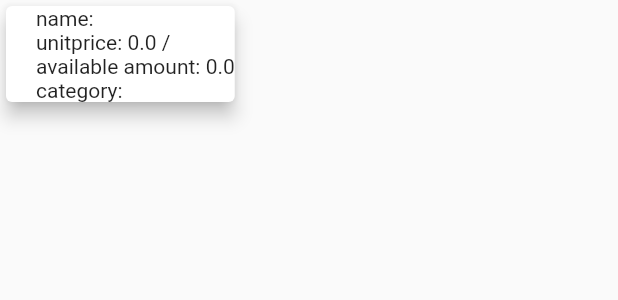
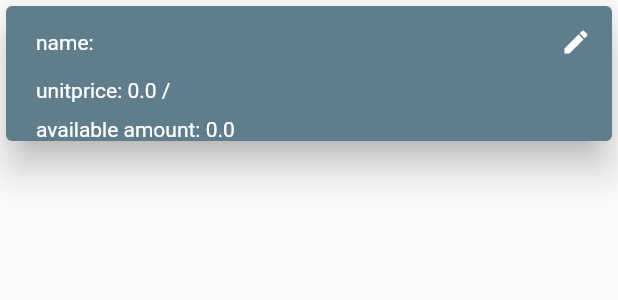
Before and after one commit to sarwar-hsn/CRM, a Flutter app: the SingleProduct widget shown alone on an empty page, opened directly with empty values, on a phone screen of 412 x 824 dp. Shown: the top 300 px of the screen. Run offline on Flutter 3.47's test engine with Material 2 defaults, Android fonts, the phone set to English and light mode, and no system bars.

```diff
--- a/lib/Screens/Cusomer/addcustomer.dart
+++ b/lib/Screens/Cusomer/addcustomer.dart
@@ -7,6 +7,8 @@ import 'package:manage/Model/PurchasedDate.dart';
 import 'package:manage/provider/Customers.dart';
 import 'package:manage/provider/products.dart';
 import 'package:provider/provider.dart';
+import 'package:uuid/uuid.dart';
+import 'package:uuid/uuid_util.dart';
 
 import '../../Model/CustomerProduct.dart';
 
@@ -58,6 +60,12 @@ class _AddCustomerScreenState extends State<AddCustomerScreen> {
         ElevatedButton(
             onPressed: () {
               obj.addCustomer(customer);
+              _customerForm.currentState.reset();
+              setState(() {
+                scheduledDate = null;
+                customerProductDate = DateTime.now();
+                pickedItems.clear();
+              });
               Navigator.of(context).pop();
             },
             child: Text('confirm')),
@@ -79,9 +87,9 @@ class _AddCustomerScreenState extends State<AddCustomerScreen> {
           date: customerProductDate, products: List.from(pickedItems));
 
       //removing the pickedProducts
-      setState(() {
-        pickedItems.clear();
-      });
+      // setState(() {
+      //   pickedItems.clear();
+      // });
 
       //get total
       double total = 0;
@@ -105,6 +113,7 @@ class _AddCustomerScreenState extends State<AddCustomerScreen> {
       print('total: ' + tempCustomer.total.toString());
       print('due: ' + tempCustomer.due.toString());
       tempCustomer.products.add(tempPurchasedDate);
+      tempCustomer.id = Uuid().v1();
 
       showDialog(
           barrierDismissible: false,
@@ -112,8 +121,6 @@ class _AddCustomerScreenState extends State<AddCustomerScreen> {
           builder: (context) {
             return getAlertDialog(obj, tempCustomer);
           });
-      obj.addCustomer(tempCustomer);
-      _customerForm.currentState.reset();
     }
   }
 
@@ -219,6 +226,7 @@ class _AddCustomerScreenState extends State<AddCustomerScreen> {
       customerProduct.unitName = dropDownValueProducts.unitName;
 
       pickedItems.add(new CustomerProduct(
+        id: Uuid().v5(Uuid.NAMESPACE_URL, 'www.google.com'),
         productName: customerProduct.productName,
         unitName: customerProduct.unitName,
         total: customerProduct.total,
@@ -262,7 +270,6 @@ class _AddCustomerScreenState extends State<AddCustomerScreen> {
               child: ListView(children: [
                 TextFormField(
                   decoration: getInputDesign('name'),
-                  initialValue: 'sarwar',
                   validator: (value) {
                     String temp = _stringValidator(value);
                     if (temp == null) {
@@ -276,7 +283,6 @@ class _AddCustomerScreenState extends State<AddCustomerScreen> {
                 ),
                 TextFormField(
                   decoration: getInputDesign('mobile'),
-                  initialValue: '01733202514',
                   validator: (value) {
                     if (int.tryParse(value) != null && value.length == 11) {
                       customer.mobile = value;
@@ -290,7 +296,6 @@ class _AddCustomerScreenState extends State<AddCustomerScreen> {
                 ),
                 TextFormField(
                   decoration: getInputDesign('address'),
-                  initialValue: 'test',
                   validator: (value) {
                     String temp = _stringValidator(value);
                     if (temp == null) {
@@ -459,7 +464,6 @@ class _AddCustomerScreenState extends State<AddCustomerScreen> {
                   height: 10,
                 ),
                 TextFormField(
-                  initialValue: '100',
                   decoration: getInputDesign('paid amount'),
                   validator: (value) {
                     String temp = _doubleValidator(value);
--- /dev/null
+++ b/lib/Screens/EditScreens.dart/EditProduct.dart
@@ -0,0 +1,13 @@
+import 'package:flutter/material.dart';
+
+class EditProductScreen extends StatelessWidget {
+  static const routeName = '/EditProductScreen';
+  @override
+  Widget build(BuildContext context) {
+    return Scaffold(
+      appBar: AppBar(
+        title: Text('Edit Product'),
+      ),
+    );
+  }
+}
--- a/lib/Screens/Product/ProductsScreen.dart
+++ b/lib/Screens/Product/ProductsScreen.dart
@@ -23,7 +23,7 @@ class ProductsScreen extends StatelessWidget {
           : GridView.builder(
               gridDelegate: SliverGridDelegateWithFixedCrossAxisCount(
                 crossAxisCount: 3,
-                childAspectRatio: 3,
+                mainAxisExtent: 200,
               ),
               itemCount: products.length,
               itemBuilder: (context, int index) {
--- a/lib/Screens/Product/addCategories.dart
+++ b/lib/Screens/Product/addCategories.dart
@@ -50,8 +50,25 @@ class _AddCategoriesScreenState extends State<AddCategoriesScreen> {
                       onPressed: () {
                         if (_form.currentState.validate()) {
                           _form.currentState.save();
-                          products.addCategory(category);
-                          _form.currentState.reset();
+                          if (products.checkDuplicate(category) == false) {
+                            products.addCategory(category);
+                            _form.currentState.reset();
+                          } else {
+                            showDialog(
+                                context: context,
+                                builder: (context) {
+                                  return AlertDialog(
+                                    content: Text('Category already Present'),
+                                    actions: [
+                                      ElevatedButton(
+                                          onPressed: () {
+                                            Navigator.of(context).pop();
+                                          },
+                                          child: Text('ok'))
+                                    ],
+                                  );
+                                });
+                          }
                         }
                       },
                       child: Text('ADD'))
--- a/lib/Screens/Product/addProductsScreen.dart
+++ b/lib/Screens/Product/addProductsScreen.dart
@@ -4,6 +4,8 @@ import 'package:manage/Model/Product.dart';
 import 'package:manage/Widgets/errorContainer.dart';
 import 'package:provider/provider.dart';
 import '../../provider/products.dart';
+import 'package:uuid/uuid.dart';
+import 'package:uuid/uuid_util.dart';
 
 class AddProductsScreen extends StatefulWidget {
   static const routeName = '/addProductsScreen';
@@ -48,14 +50,13 @@ class _AddProductsScreenState extends State<AddProductsScreen> {
         print(temp.unitName);
         print(temp.availableAmount);
         temp.category = dropDownValue;
+        temp.id = Uuid().v4();
         obj.addProduct(temp);
-
         setState(() {
           dropDownValue = null;
           errorContainerHeight = 0;
           errorText = '';
         });
-        //Provider.of<Products>(context, listen: false).addProduct(temp);
         _form.currentState.reset();
       }
     }
--- a/lib/Widgets/SingleProduct.dart
+++ b/lib/Widgets/SingleProduct.dart
@@ -1,5 +1,6 @@
 import 'package:flutter/material.dart';
 import 'package:manage/Model/Product.dart';
+import 'package:manage/Screens/EditScreens.dart/EditProduct.dart';
 import 'package:manage/provider/products.dart';
 import 'package:provider/provider.dart';
 
@@ -9,7 +10,8 @@ class SingleProduct extends StatelessWidget {
   @override
   Widget build(BuildContext context) {
     return Card(
-      elevation: 5,
+      color: Colors.blueGrey,
+      elevation: 10,
       child: Padding(
         padding: const EdgeInsets.only(left: 20),
         child: SingleChildScrollView(
@@ -17,13 +19,37 @@ class SingleProduct extends StatelessWidget {
             mainAxisAlignment: MainAxisAlignment.spaceAround,
             crossAxisAlignment: CrossAxisAlignment.start,
             children: [
-              Text('name: ' + product.name),
-              Text('unitprice: ' +
-                  product.unitPrice.toString() +
-                  ' / ' +
-                  product.unitName),
-              Text('available amount: ' + product.availableAmount.toString()),
-              Text('category: ' + product.category),
+              Row(
+                mainAxisAlignment: MainAxisAlignment.spaceBetween,
+                children: [
+                  Text(
+                    'name: ' + product.name,
+                    style: _textStyle(),
+                  ),
+                  IconButton(
+                    tooltip: 'Edit this Product',
+                    onPressed: () {
+                      Navigator.of(context)
+                          .pushNamed(EditProductScreen.routeName);
+                    },
+                    icon: Icon(Icons.edit),
+                    color: Colors.white,
+                    iconSize: 20,
+                  )
+                ],
+              ),
+              Text(
+                'unitprice: ' +
+                    product.unitPrice.toString() +
+                    ' / ' +
+                    product.unitName,
+                style: _textStyle(),
+              ),
+              SizedBox(
+                height: 10,
+              ),
+              Text('available amount: ' + product.availableAmount.toString(),
+                  style: _textStyle()),
             ],
           ),
         ),
@@ -31,3 +57,7 @@ class SingleProduct extends StatelessWidget {
     );
   }
 }
+
+TextStyle _textStyle() {
+  return TextStyle(color: Colors.white);
+}
--- a/lib/main.dart
+++ b/lib/main.dart
@@ -1,4 +1,5 @@
 import 'package:flutter/material.dart';
+import 'package:manage/Screens/EditScreens.dart/EditProduct.dart';
 import 'package:manage/Screens/Product/addCategories.dart';
 import 'package:manage/Screens/Product/addProductsScreen.dart';
 import 'package:manage/Screens/Cusomer/addcustomer.dart';
@@ -38,6 +39,7 @@ class MyApp extends StatelessWidget {
           CustomerDetailScreen.routeName: (context) => CustomerDetailScreen(),
           AddCategoriesScreen.routeName: (context) => AddCategoriesScreen(),
           CategoryScreen.routeName: (context) => CategoryScreen(),
+          EditProductScreen.routeName: (context) => EditProductScreen()
         },
       ),
     );
--- a/lib/provider/Customers.dart
+++ b/lib/provider/Customers.dart
@@ -1,78 +1,55 @@
 import 'package:flutter/foundation.dart';
 import '../Model/Customer.dart';
+import 'package:uuid/uuid.dart';
+import 'package:uuid/uuid_util.dart';
 
 class Customers with ChangeNotifier {
   List<Customer> _customers = [
     Customer(
-      id: DateTime.now().toString(),
+      id: Uuid().v5(Uuid.NAMESPACE_URL, 'www.google.com'),
       name: 'abdul',
       mobile: '01736524187',
+      total: 1000,
+      paid: 300,
+      due: 700,
+      address: 'birampur',
       schedulePay: DateTime.now(),
     ),
     Customer(
-      id: DateTime.now().toString() + '1',
+      id: Uuid().v5(Uuid.NAMESPACE_URL, 'www.google.com'),
       name: 'mojid',
-      mobile: '017*******',
+      mobile: '01763897425',
+      total: 25000,
+      paid: 5000,
+      due: 20000,
+      address: 'Hakimpur',
       schedulePay: DateTime.now(),
     ),
     Customer(
-      id: DateTime.now().toString(),
-      name: 'adf',
-      mobile: '017*******',
+      id: Uuid().v5(Uuid.NAMESPACE_URL, 'www.google.com'),
+      name: 'jabir',
+      mobile: '01731251478',
+      total: 360,
+      paid: 360,
+      due: 0,
       schedulePay: DateTime.now(),
     ),
     Customer(
-      id: DateTime.now().toString() + '2',
-      name: 'sdf',
-      mobile: '017*******',
+      id: Uuid().v5(Uuid.NAMESPACE_URL, 'www.google.com'),
+      name: 'sefa',
+      mobile: '01789632541',
+      total: 5000,
+      paid: 4000,
+      due: 1000,
       schedulePay: DateTime.now(),
     ),
     Customer(
-      id: DateTime.now().toString() + '3',
-      name: 'fda',
-      mobile: '017*******',
-      schedulePay: DateTime.now(),
-    ),
-    Customer(
-      id: DateTime.now().toString(),
-      name: 'wer',
-      mobile: '017*******',
-      schedulePay: DateTime.now(),
-    ),
-    Customer(
-      id: DateTime.now().toString() + '12',
-      name: 'erwe',
-      mobile: '017*******',
-      schedulePay: DateTime.now(),
-    ),
-    Customer(
-      id: DateTime.now().toString(),
-      name: 'rewer',
-      mobile: '017*******',
-      schedulePay: DateTime.now(),
-    ),
-    Customer(
-      id: DateTime.now().toString(),
-      name: 'wqqq',
-      mobile: '017*******',
-      schedulePay: DateTime.now(),
-    ),
-    Customer(
-      id: DateTime.now().toString(),
-      name: 'yyr',
-      mobile: '017*******',
-      schedulePay: DateTime.now(),
-    ),
-    Customer(
-      id: DateTime.now().toString(),
-      name: 'ryt',
-      mobile: '017*******',
-      schedulePay: DateTime.now(),
-    ),
-    Customer(
-      id: DateTime.now().toString(),
-      name: 'rtewrt',
-      mobile: '017*******',
+      id: Uuid().v5(Uuid.NAMESPACE_URL, 'www.google.com'),
+      name: 'fatih',
+      mobile: '01745654565',
+      total: 1500,
+      paid: 300,
+      due: 1200,
       schedulePay: DateTime.now(),
     ),
   ];
--- a/lib/provider/products.dart
+++ b/lib/provider/products.dart
@@ -1,50 +1,59 @@
 import 'package:flutter/cupertino.dart';
 import '../Model/Product.dart';
+import 'package:uuid/uuid.dart';
+import 'package:uuid/uuid_util.dart';
 
 class Products with ChangeNotifier {
   List<Product> _products = [
     Product(
-        id: DateTime.now().toString(),
-        name: 'rod',
+        id: Uuid().v1(),
+        name: 'Fire Rod',
         unitName: 'kg',
         unitPrice: 200,
-        category: 'rod'),
+        category: 'rod',
+        availableAmount: 300),
     Product(
-        id: DateTime.now().toString(),
-        name: 'cement',
+        id: Uuid().v4(),
+        name: 'Crown cement',
+        unitName: 'bag',
+        unitPrice: 50,
+        category: 'cement',
+        availableAmount: 500),
+    Product(
+        id: Uuid().v5(Uuid.NAMESPACE_URL, 'www.google.com'),
+        name: 'shosta balu',
         unitName: 'kg',
         unitPrice: 50,
-        category: 'cement'),
+        category: 'balu',
+        availableAmount: 5000),
     Product(
-        id: DateTime.now().toString(),
-        name: 'balu',
-        unitName: 'kg',
-        unitPrice: 50,
-        category: 'cement'),
+        id: Uuid().v5(Uuid.NAMESPACE_URL, 'www.google.com'),
+        name: 'goru',
+        unitName: 'piece',
+        unitPrice: 10000,
+        category: 'animal',
+        availableAmount: 10),
     Product(
-        id: DateTime.now().toString(),
-        name: 'goru',
-        unitName: 'kg',
-        unitPrice: 50,
-        category: 'animal'),
-    Product(
-        id: DateTime.now().toString(),
+        id: Uuid().v5(Uuid.NAMESPACE_URL, 'www.google.com'),
         name: 'murgi',
         unitName: 'kg',
-        unitPrice: 50,
-        category: 'animal'),
+        unitPrice: 350,
+        category: 'animal',
+        availableAmount: 500),
     Product(
-        id: DateTime.now().toString(),
+        id: Uuid().v5(Uuid.NAMESPACE_URL, 'www.google.com'),
         name: 'hash',
         unitName: 'kg',
         unitPrice: 50,
-        category: 'animal'),
+        category: 'animal',
+        availableAmount: 200),
     Product(
         id: DateTime.now().toString(),
         name: 'vhera',
-        unitName: 'kg',
-        unitPrice: 50,
-        category: 'animal'),
+        unitName: 'piece',
+        unitPrice: 2000,
+        category: 'animal',
+        availableAmount: 30),
   ];
 
   List<String> _categories = ['rod', 'balu', 'cement', 'animal'];
@@ -61,6 +70,13 @@ class Products with ChangeNotifier {
 
   List<String> get categories {
     return [..._categories];
+  }
+
+  bool checkDuplicate(String value) {
+    for (int i = 0; i < _categories.length; i++) {
+      if (_categories[i] == value) return true;
+    }
+    return false;
   }
 
   void addProduct(Product obj) {
--- a/pubspec.yaml
+++ b/pubspec.yaml
@@ -25,6 +25,7 @@ dependencies:
     sdk: flutter
   provider: ^4.3.3
   intl: ^0.16.1
+  uuid: ^2.2.2
 
 
   # The following adds the Cupertino Icons font to your application.
```
Also changed, not shown: pubspec.lock.
